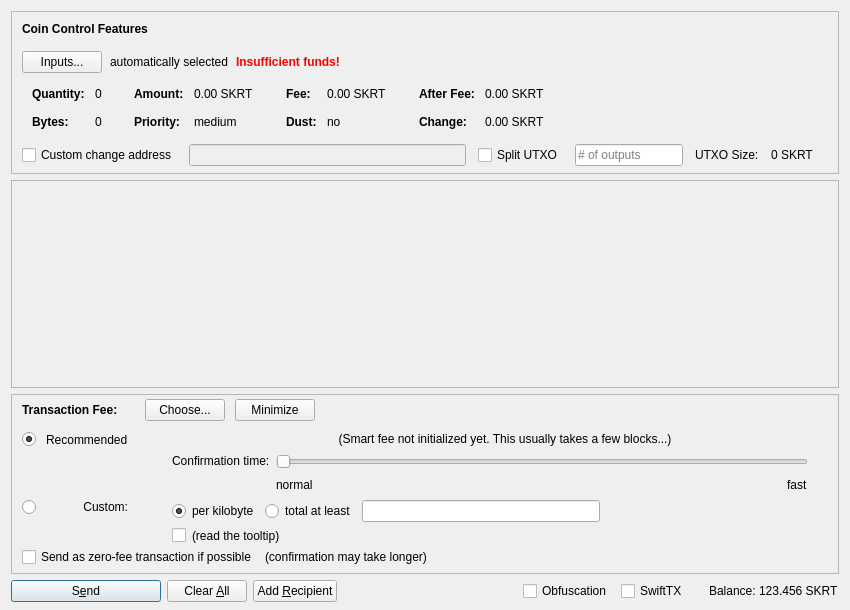
The window that src/qt/forms/sendcoinsdialog.ui (undrxcoin/undrxcoin) describes before a commit, drawn with Qt 5.
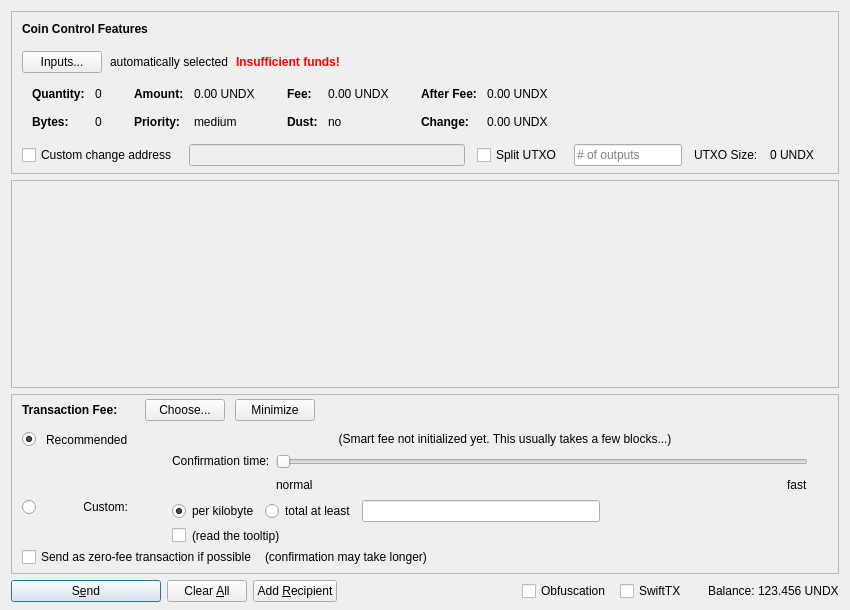
The same window after the commit. Icons and pictures are not drawn. Custom widgets are drawn as their Qt base class.

What changed in the file:
```diff
--- a/src/qt/forms/sendcoinsdialog.ui
+++ b/src/qt/forms/sendcoinsdialog.ui
@@ -324,7 +324,7 @@
                   <enum>Qt::ActionsContextMenu</enum>
                  </property>
                  <property name="text">
-                  <string notr="true">0.00 SKRT</string>
+                  <string notr="true">0.00 UNDX</string>
                  </property>
                  <property name="textInteractionFlags">
                   <set>Qt::LinksAccessibleByMouse|Qt::TextSelectableByKeyboard|Qt::TextSelectableByMouse</set>
@@ -404,7 +404,7 @@
                   <enum>Qt::ActionsContextMenu</enum>
                  </property>
                  <property name="text">
-                  <string notr="true">0.00 SKRT</string>
+                  <string notr="true">0.00 UNDX</string>
                  </property>
                  <property name="textInteractionFlags">
                   <set>Qt::LinksAccessibleByMouse|Qt::TextSelectableByKeyboard|Qt::TextSelectableByMouse</set>
@@ -484,7 +484,7 @@
                   <enum>Qt::ActionsContextMenu</enum>
                  </property>
                  <property name="text">
-                  <string notr="true">0.00 SKRT</string>
+                  <string notr="true">0.00 UNDX</string>
                  </property>
                  <property name="textInteractionFlags">
                   <set>Qt::LinksAccessibleByMouse|Qt::TextSelectableByKeyboard|Qt::TextSelectableByMouse</set>
@@ -513,7 +513,7 @@
                   <enum>Qt::ActionsContextMenu</enum>
                  </property>
                  <property name="text">
-                  <string notr="true">0.00 SKRT</string>
+                  <string notr="true">0.00 UNDX</string>
                  </property>
                  <property name="textInteractionFlags">
                   <set>Qt::LinksAccessibleByMouse|Qt::TextSelectableByKeyboard|Qt::TextSelectableByMouse</set>
@@ -594,7 +594,7 @@
           <item>
            <widget class="QLabel" name="labelBlockSize">
             <property name="text">
-             <string>0 SKRT</string>
+             <string>0 UNDX</string>
             </property>
            </widget>
           </item>
@@ -1435,7 +1435,7 @@
           <cursorShape>IBeamCursor</cursorShape>
          </property>
          <property name="text">
-          <string notr="true">123.456 SKRT</string>
+          <string notr="true">123.456 UNDX</string>
          </property>
          <property name="textInteractionFlags">
           <set>Qt::LinksAccessibleByMouse|Qt::TextSelectableByKeyboard|Qt::TextSelectableByMouse</set>
```
Left out of the diff: 16 changed lines with no effect on the pictures.
